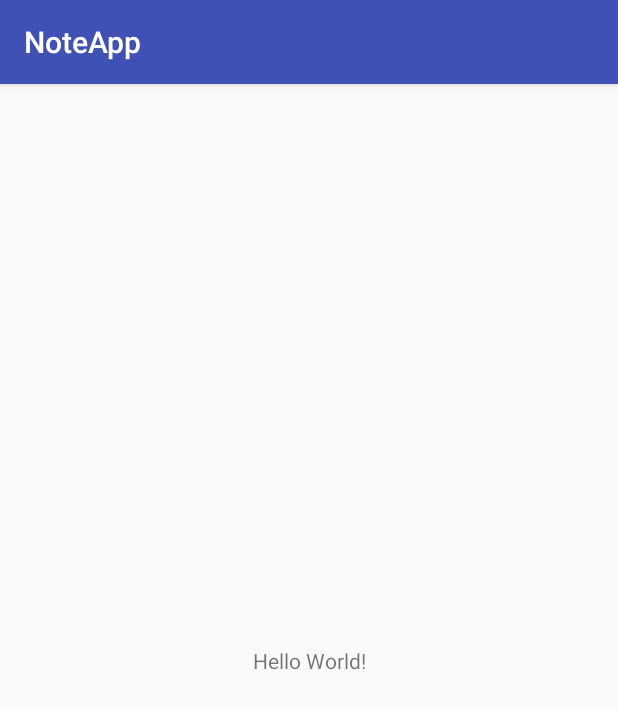
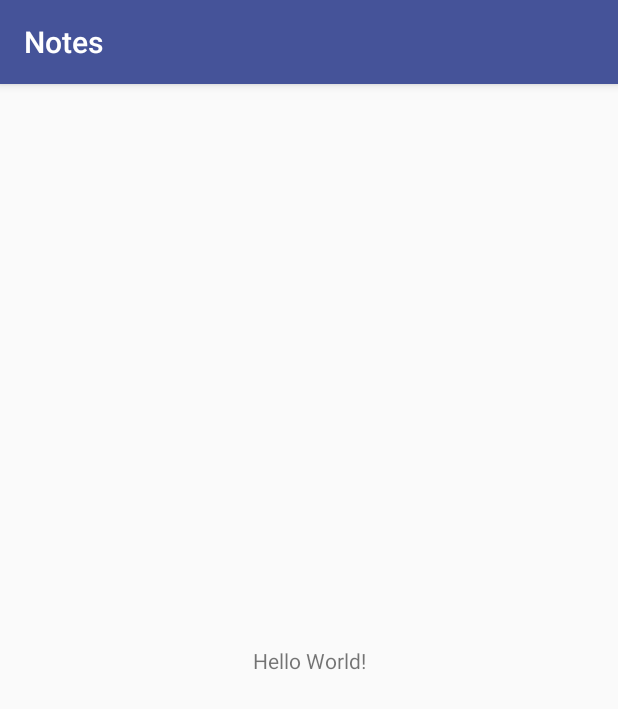
Before and after one commit to sheilambadi/notes-app, an Android app: the screen it shows after launch (MainActivity), on a phone screen of 412 x 824 dp. Shown: the top 709 px of the screen. Run offline under Robolectric (Android 15) with nearby library versions, the phone set to English and light mode, and no system bars.

Commit message:
Add resource values

```diff
--- a/app/src/main/res/values/colors.xml
+++ b/app/src/main/res/values/colors.xml
@@ -1,6 +1,10 @@
 <?xml version="1.0" encoding="utf-8"?>
 <resources>
-    <color name="colorPrimary">#3F51B5</color>
-    <color name="colorPrimaryDark">#303F9F</color>
-    <color name="colorAccent">#FF4081</color>
+    <color name="colorPrimary">#455399</color>
+    <color name="colorPrimaryDark">#455399</color>
+    <color name="colorAccent">#00c6ae</color>
+    <color name="msg_no_notes">#999</color>
+    <color name="hint_enter_note">#89c3c3c3</color>
+    <color name="timestamp">#858585</color>
+    <color name="note_list_text">#232323</color>
 </resources>
```
Also changed, not shown: app/src/main/res/values/dimens.xml (added, +15 -0 lines), app/src/main/res/values/strings.xml (+7 -1 lines).
